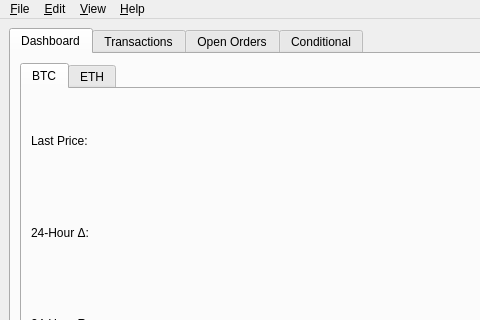
Old version of the form src/MainWindow.ui in the repository codymj/GeminiCryptoTrader; both pictures show x 0 to 480 and y 0 to 320 of the 747 by 420 pixel window.
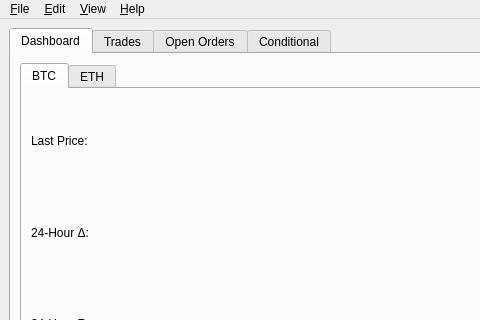
New version of the form.

```diff
--- a/src/MainWindow.ui
+++ b/src/MainWindow.ui
@@ -382,7 +382,7 @@
       </widget>
       <widget class="QWidget" name="transactionsTab">
        <attribute name="title">
-        <string>Transactions</string>
+        <string>Trades</string>
        </attribute>
        <layout class="QGridLayout" name="gridLayout_8">
         <item row="0" column="0">
```
Left out of the diff: 2 changed lines with no effect on the pictures.
